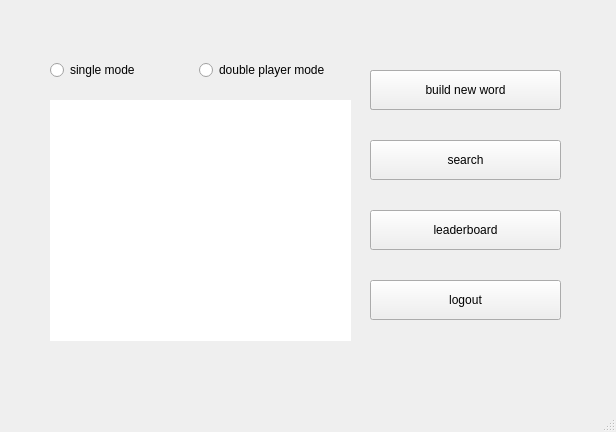
Old version of the form client/src/ui/mainwindow.ui in the repository Nihileon/word-elimination.
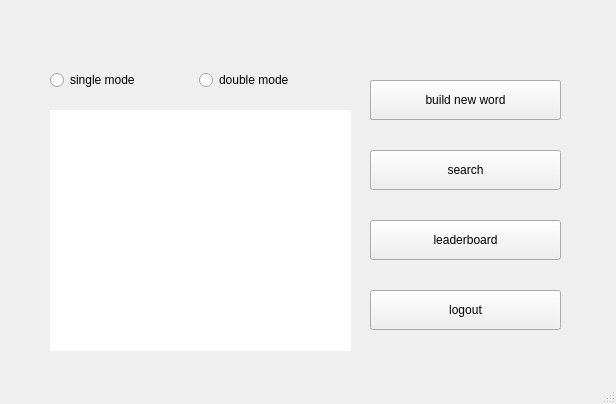
New version of the form. Custom widgets are drawn as their Qt base class.

Patch:
```diff
--- a/client/src/ui/mainwindow.ui
+++ b/client/src/ui/mainwindow.ui
@@ -7,7 +7,7 @@
     <x>0</x>
     <y>0</y>
     <width>616</width>
-    <height>432</height>
+    <height>404</height>
    </rect>
   </property>
   <property name="windowTitle">
@@ -18,7 +18,7 @@
     <property name="geometry">
      <rect>
       <x>50</x>
-      <y>100</y>
+      <y>110</y>
       <width>301</width>
       <height>241</height>
      </rect>
@@ -48,7 +48,7 @@
     <property name="geometry">
      <rect>
       <x>370</x>
-      <y>70</y>
+      <y>80</y>
       <width>191</width>
       <height>40</height>
      </rect>
@@ -61,7 +61,7 @@
     <property name="geometry">
      <rect>
       <x>370</x>
-      <y>210</y>
+      <y>220</y>
       <width>191</width>
       <height>40</height>
      </rect>
@@ -80,7 +80,7 @@
     <property name="geometry">
      <rect>
       <x>370</x>
-      <y>280</y>
+      <y>290</y>
       <width>191</width>
       <height>40</height>
      </rect>
@@ -93,7 +93,7 @@
     <property name="geometry">
      <rect>
       <x>370</x>
-      <y>70</y>
+      <y>80</y>
       <width>191</width>
       <height>40</height>
      </rect>
@@ -106,7 +106,7 @@
     <property name="geometry">
      <rect>
       <x>370</x>
-      <y>140</y>
+      <y>150</y>
       <width>191</width>
       <height>40</height>
      </rect>
@@ -119,7 +119,7 @@
     <property name="geometry">
      <rect>
       <x>50</x>
-      <y>50</y>
+      <y>60</y>
       <width>291</width>
       <height>41</height>
      </rect>
@@ -135,7 +135,7 @@
      <item>
       <widget class="QtMaterialRadioButton" name="doubleModeRadioButton">
        <property name="text">
-        <string>double player mode</string>
+        <string>double mode</string>
        </property>
       </widget>
      </item>
@@ -155,16 +155,16 @@
   <widget class="QStatusBar" name="statusbar"/>
  </widget>
  <customwidgets>
-  <customwidget>
-   <class>QtMaterialRadioButton</class>
-   <extends>QRadioButton</extends>
-   <header location="global">qtmaterialradiobutton.h</header>
-  </customwidget>
   <customwidget>
    <class>QtMaterialRaisedButton</class>
    <extends>QPushButton</extends>
    <header location="global">qtmaterialraisedbutton.h</header>
   </customwidget>
+  <customwidget>
+   <class>QtMaterialRadioButton</class>
+   <extends>QRadioButton</extends>
+   <header location="global">qtmaterialradiobutton.h</header>
+  </customwidget>
  </customwidgets>
  <resources/>
  <connections/>
```
